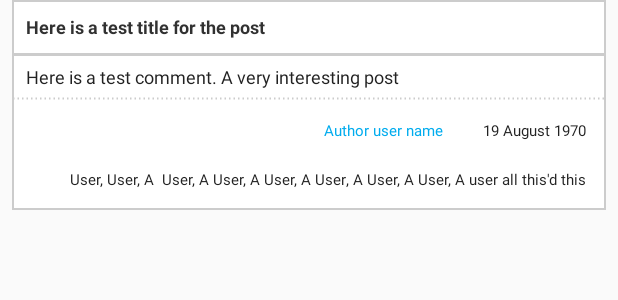
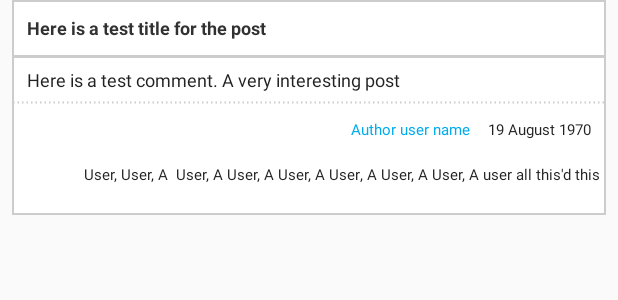
Before and after one commit to gregmcgowan/DisBoards, an Android app: the layout board_post_comment_layout.xml on its own in the app's theme, with its tools: preview values and no code run, on a phone screen of 412 x 824 dp. Shown: the top 300 px of the screen. Run offline under Robolectric (Android 15) with nearby library versions, the phone set to English and light mode, and no system bars.

Commit message:
UI tweaks. Improve padding and margins for the list and board post layouts.

```diff
--- a/DisBoards/src/main/res/layout/board_post_comment_layout.xml
+++ b/DisBoards/src/main/res/layout/board_post_comment_layout.xml
@@ -64,6 +64,10 @@
                     android:id="@+id/board_post_comment_author_section"
                     android:layout_width="match_parent"
                     android:layout_height="wrap_content"
+                    android:layout_marginBottom="@dimen/margin_small"
+                    android:layout_marginLeft="@dimen/margin_small"
+                    android:layout_marginRight="@dimen/margin_small"
+                    android:layout_marginTop="@dimen/margin_small"
                     android:layout_alignParentRight="true">
 
                     <TextView
@@ -71,28 +75,24 @@
                         android:layout_width="wrap_content"
                         android:layout_height="wrap_content"
                         android:layout_alignParentRight="true"
-                        android:layout_marginBottom="@dimen/margin_medium"
-                        android:layout_marginLeft="@dimen/margin_medium"
-                        android:layout_marginRight="@dimen/margin_medium"
-                        android:layout_marginTop="@dimen/margin_medium"
+                        android:layout_centerInParent="true"
                         android:padding="@dimen/comment_text_padding"
                         android:text="19 August 1970"
                         android:textColor="@color/lighter_grey"
-                        android:textSize="@dimen/text_really_micro" />
+                        android:textSize="@dimen/text_really_micro"
+                        android:gravity="center_vertical"/>
 
                     <TextView
                         android:id="@+id/board_post_comment_author_text_view"
                         android:layout_width="wrap_content"
                         android:layout_height="wrap_content"
-                        android:layout_marginBottom="@dimen/margin_medium"
-                        android:layout_marginLeft="@dimen/margin_medium"
-                        android:layout_marginRight="@dimen/margin_medium"
-                        android:layout_marginTop="@dimen/margin_medium"
                         android:layout_toLeftOf="@id/board_post_comment_date_time_text_view"
+                        android:layout_centerInParent="true"
                         android:padding="@dimen/comment_text_padding"
                         android:text="Author user name"
                         android:textColor="@color/highlighted_blue"
-                        android:textSize="@dimen/text_really_micro" />
+                        android:textSize="@dimen/text_really_micro"
+                        android:gravity="center_vertical"/>
                 </RelativeLayout>
                 <!-- <include layout="@layout/dotted_divider_grey"/> -->
 
@@ -103,10 +103,11 @@
                     android:layout_alignParentRight="true"
                     android:layout_below="@id/board_post_comment_author_section"
                     android:layout_marginBottom="@dimen/margin_medium"
-                    android:layout_marginLeft="@dimen/margin_medium"
-                    android:layout_marginRight="@dimen/margin_medium"
-                    android:gravity="right"
-                    android:padding="@dimen/comment_text_padding"
+                    android:layout_marginLeft="@dimen/margin_small"
+                    android:layout_marginRight="@dimen/margin_small"
+                    android:gravity="center|right"
+                    android:paddingTop="@dimen/comment_text_padding"
+                    android:paddingBottom="12dp"
                     android:text="User, User, A  User, A User, A User, A User, A User, A User, A user all this&apos;d this"
                     android:textColor="@color/lighter_grey"
                     android:textSize="@dimen/text_really_micro" />
--- a/DisBoards/src/main/res/layout/board_post_initial_comment_layout.xml
+++ b/DisBoards/src/main/res/layout/board_post_initial_comment_layout.xml
@@ -35,13 +35,13 @@
 
         <RelativeLayout
             android:layout_width="match_parent"
-            android:layout_height="wrap_content" >
+            android:layout_height="wrap_content"
+            android:layout_margin="@dimen/margin_medium">
 
             <TextView
                 android:id="@+id/board_post_initial_comment_author_subheading"
                 android:layout_width="wrap_content"
                 android:layout_height="wrap_content"
-                android:layout_margin="@dimen/margin_medium"
                 android:gravity="center_vertical"
                 android:layout_centerVertical="true"
                 android:text="Test"
--- a/DisBoards/src/main/res/layout/board_post_reply.xml
+++ b/DisBoards/src/main/res/layout/board_post_reply.xml
@@ -16,6 +16,7 @@
             android:layout_height="wrap_content"
             android:layout_gravity="center_vertical"
             android:layout_weight="1"
+            android:paddingLeft="8dp"
             android:gravity="center_vertical"
             android:text="Reply @someusername" />
 
--- a/DisBoards/src/main/res/layout/new_board_post_layout.xml
+++ b/DisBoards/src/main/res/layout/new_board_post_layout.xml
@@ -17,6 +17,7 @@
             android:layout_gravity="center_vertical"
             android:layout_weight="1"
             android:gravity="center_vertical"
+            android:paddingLeft="8dp"
             android:text="@string/new_post" />
 
         <ImageButton
--- a/DisBoards/src/main/res/values/dimens.xml
+++ b/DisBoards/src/main/res/values/dimens.xml
@@ -12,7 +12,7 @@
     <dimen name="margin_small">4dp</dimen>
     <dimen name="margin_medium">8dp</dimen>
     <dimen name="margin_large">16dip</dimen>
-    <dimen name="comment_text_padding">5dip</dimen>
+    <dimen name="comment_text_padding">6dip</dimen>
     <dimen name="divider_height">2dip</dimen>
     <dimen name="comment_button_height">38dip</dimen>
     <dimen name="comment_button_width">100dip</dimen>
```
Also changed, not shown: DisBoards/src/main/res/layout/board_list_row.xml (+15 -2 lines).
